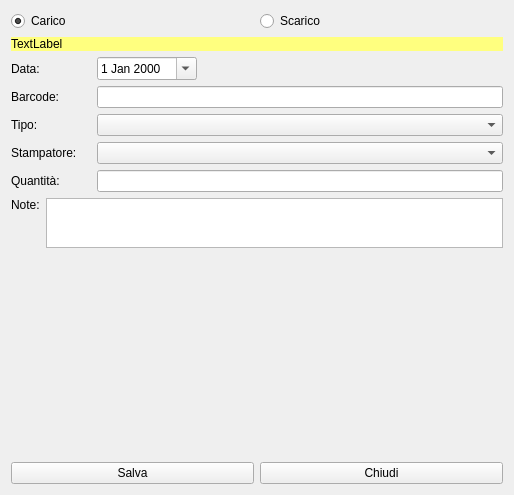
Old version of the form ftoperate.ui in the repository fblabs/CLTags.
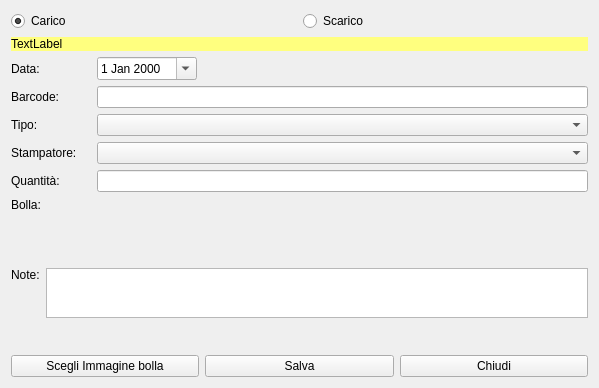
New version of the form. Icons and pictures are not drawn.

Patch:
```diff
--- a/ftoperate.ui
+++ b/ftoperate.ui
@@ -9,8 +9,8 @@
    <rect>
     <x>0</x>
     <y>0</y>
-    <width>514</width>
-    <height>495</height>
+    <width>599</width>
+    <height>388</height>
    </rect>
   </property>
   <property name="windowTitle">
@@ -20,7 +20,7 @@
    <iconset resource="resources.qrc">
     <normaloff>:/resources/icons/8712785_tool_iso_premium_icon.png</normaloff>:/resources/icons/8712785_tool_iso_premium_icon.png</iconset>
   </property>
-  <layout class="QVBoxLayout" name="verticalLayout_3">
+  <layout class="QVBoxLayout" name="verticalLayout">
    <item>
     <layout class="QHBoxLayout" name="horizontalLayout_6">
      <item>
@@ -223,34 +223,49 @@
     </layout>
    </item>
    <item>
-    <layout class="QHBoxLayout" name="horizontalLayout_7">
+    <layout class="QFormLayout" name="formLayout_2">
+     <item row="0" column="0">
+      <widget class="QLabel" name="label_8">
+       <property name="text">
+        <string>Bolla:</string>
+       </property>
+       <property name="alignment">
+        <set>Qt::AlignLeading|Qt::AlignLeft|Qt::AlignTop</set>
+       </property>
+      </widget>
+     </item>
+     <item row="0" column="1">
+      <widget class="QLabel" name="lbImg">
+       <property name="text">
+        <string/>
+       </property>
+      </widget>
+     </item>
+    </layout>
+   </item>
      <item>
-      <layout class="QVBoxLayout" name="verticalLayout">
+    <widget class="QLabel" name="lbImgPath">
+     <property name="text">
+      <string/>
+     </property>
+    </widget>
+   </item>
        <item>
+    <layout class="QFormLayout" name="formLayout">
+     <property name="labelAlignment">
+      <set>Qt::AlignLeading|Qt::AlignLeft|Qt::AlignTop</set>
+     </property>
+     <item row="0" column="0">
         <widget class="QLabel" name="label_6">
          <property name="text">
           <string>Note:</string>
          </property>
-        </widget>
-       </item>
-       <item>
-        <spacer name="verticalSpacer">
-         <property name="orientation">
-          <enum>Qt::Vertical</enum>
-         </property>
-         <property name="sizeHint" stdset="0">
-          <size>
-           <width>20</width>
-           <height>40</height>
-          </size>
-         </property>
-        </spacer>
-       </item>
-      </layout>
-     </item>
-     <item>
-      <layout class="QVBoxLayout" name="verticalLayout_2">
-       <item>
+       <property name="alignment">
+        <set>Qt::AlignLeading|Qt::AlignLeft|Qt::AlignTop</set>
+       </property>
+      </widget>
+     </item>
+     <item row="0" column="1">
         <widget class="QTextEdit" name="teNote">
          <property name="minimumSize">
           <size>
@@ -266,25 +281,27 @@
          </property>
         </widget>
        </item>
-       <item>
-        <spacer name="verticalSpacer_2">
-         <property name="orientation">
-          <enum>Qt::Vertical</enum>
-         </property>
-         <property name="sizeHint" stdset="0">
-          <size>
-           <width>20</width>
-           <height>40</height>
-          </size>
-         </property>
-        </spacer>
-       </item>
-      </layout>
-     </item>
     </layout>
    </item>
    <item>
     <layout class="QHBoxLayout" name="horizontalLayout_9">
+     <item>
+      <widget class="QPushButton" name="pbBolla">
+       <property name="text">
+        <string>Scegli Immagine bolla</string>
+       </property>
+       <property name="icon">
+        <iconset resource="resources.qrc">
+         <normaloff>:/resources/icons/Text-align--justify64.png</normaloff>:/resources/icons/Text-align--justify64.png</iconset>
+       </property>
+       <property name="iconSize">
+        <size>
+         <width>32</width>
+         <height>32</height>
+        </size>
+       </property>
+      </widget>
+     </item>
      <item>
       <widget class="QPushButton" name="pbSave">
        <property name="text">
```
Lines whose indentation alone changed are shown as unchanged.
